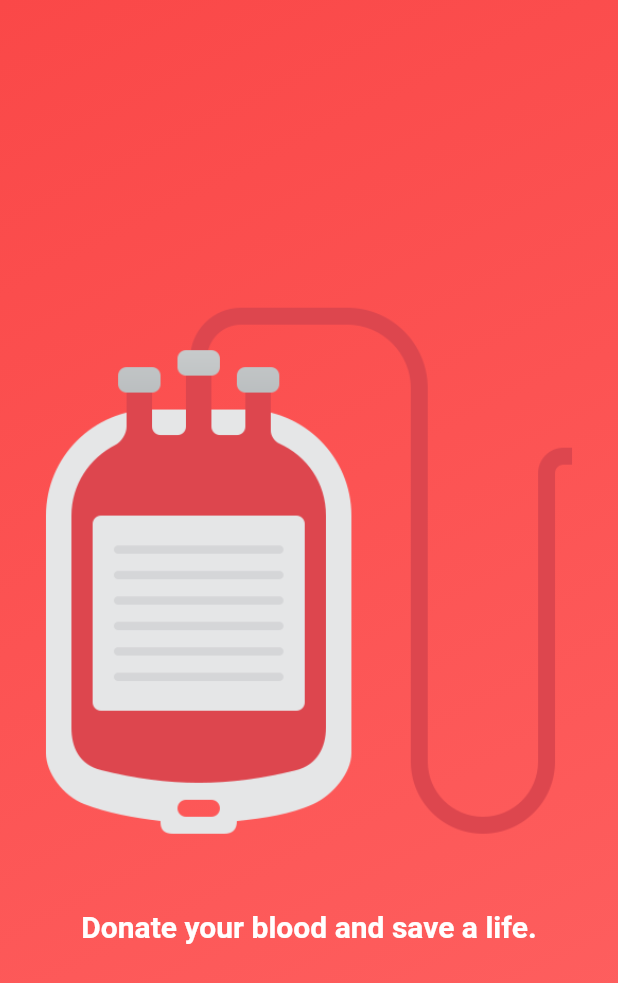
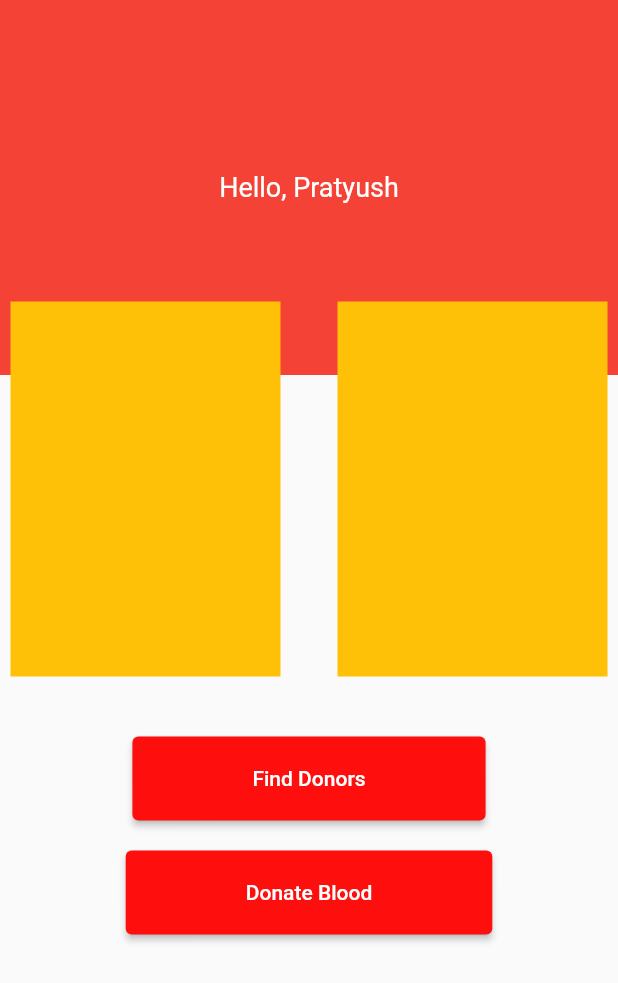
Before and after one commit to PratyushPriyam/Blood_Bank_App, a Flutter app: the screen it shows after launch, on a phone screen of 412 x 824 dp. Shown: the top 983 px of the screen. Run offline on Flutter 3.47's test engine with Material 2 defaults, Android fonts, the phone set to English and light mode, and no system bars.

Commit message:
Done uoto home page.

```diff
--- a/lib/main.dart
+++ b/lib/main.dart
@@ -1,6 +1,8 @@
-import 'package:blood_bank_app/screens/on_boarding_screen1.dart';
-import 'package:blood_bank_app/screens/on_boarding_screen2.dart';
-import 'package:blood_bank_app/screens/on_boarding_screen3.dart';
+import 'package:blood_bank_app/screens/home_page.dart';
+import 'package:blood_bank_app/screens/on_boarding_screen.dart';
+import 'package:blood_bank_app/screens/otp_page.dart';
+import 'package:blood_bank_app/screens/otp_verification.dart';
+import 'package:blood_bank_app/screens/sign_up.dart';
 import 'package:blood_bank_app/screens/splash_screen.dart';
 import 'package:flutter/material.dart';
 
@@ -15,7 +17,7 @@ class MyApp extends StatelessWidget {
   Widget build(BuildContext context) {
     return MaterialApp(
       debugShowCheckedModeBanner: false,
-      home: onBoardingScreen3(),
+      home: HomePage(),
     );
   }
 }
--- /dev/null
+++ b/lib/screens/home_page.dart
@@ -0,0 +1,92 @@
+import 'package:flutter/material.dart';
+
+class HomePage extends StatelessWidget {
+  const HomePage({super.key});
+
+  @override
+  Widget build(BuildContext context) {
+    return SafeArea(
+      child: Scaffold(
+        body: Stack(children: [
+          Column(
+            children: [
+              Container(
+                color: Colors.red,
+                height: 250,
+                width: double.infinity,
+                child: Center(
+                  child: Text(
+                    "Hello, Pratyush",
+                    style: TextStyle(
+                      color: Colors.white,
+                      fontSize: 18,
+                    ),
+                  ),
+                ),
+              ),
+              Container(
+                color: Colors.white,
+              )
+            ],
+          ),
+          Center(
+            child: Column(
+              mainAxisAlignment: MainAxisAlignment.center,
+              children: [
+                Row(
+                  mainAxisAlignment: MainAxisAlignment.spaceAround,
+                  children: [
+                    Container(
+                      color: Colors.amber,
+                      height: 250,
+                      width: 180,
+                    ),
+                    SizedBox(
+                      width: 10,
+                    ),
+                    Container(
+                      color: Colors.amber,
+                      height: 250,
+                      width: 180,
+                    ),
+                  ],
+                ),
+                SizedBox(
+                  height: 40,
+                ),
+                Column(
+                  children: [
+                    ElevatedButton(
+                      onPressed: () {},
+                      child: Text("Find Donors"),
+                      style: ButtonStyle(
+                          padding: MaterialStateProperty.all(
+                              EdgeInsets.symmetric(
+                                  horizontal: 80, vertical: 20)),
+                          backgroundColor: MaterialStateProperty.all(
+                            const Color.fromRGBO(255, 14, 14, 1),
+                          )),
+                    ),
+                    SizedBox(
+                      height: 20,
+                    ),
+                    ElevatedButton(
+                        onPressed: () {},
+                        child: Text("Donate Blood"),
+                        style: ButtonStyle(
+                            padding: MaterialStateProperty.all(
+                                EdgeInsets.symmetric(
+                                    horizontal: 80, vertical: 20)),
+                            backgroundColor: MaterialStateProperty.all(
+                              const Color.fromRGBO(255, 14, 14, 1),
+                            ))),
+                  ],
+                )
+              ],
+            ),
+          ),
+        ]),
+      ),
+    );
+  }
+}
--- a/lib/screens/on_boarding_screen3.dart
+++ /dev/null
@@ -1,42 +0,0 @@
-import 'package:flutter/material.dart';
-
-class onBoardingScreen3 extends StatelessWidget {
-  const onBoardingScreen3({super.key});
-
-  @override
-  Widget build(BuildContext context) {
-    return Scaffold(
-      body: SafeArea(
-        child: Center(
-          child: Container(
-            decoration: BoxDecoration(
-                gradient: LinearGradient(colors: [
-              Color.fromRGBO(250, 72, 72, 1),
-              Color.fromRGBO(255, 69, 69, 0.84),
-            ], begin: Alignment.topLeft, end: Alignment.bottomRight)),
-            child:
-                Column(mainAxisAlignment: MainAxisAlignment.center, children: [
-              Container(
-                child: Image.asset("assets/blood_bank_image3.png"),
-                margin: EdgeInsets.all(25),
-              ),
-              Container(
-                padding: EdgeInsets.all(20),
-                child: Text(
-                  "Donate your blood and save a life.",
-                  style: TextStyle(
-                    color: Colors.white,
-                    fontSize: 20,
-                    fontWeight: FontWeight.bold,
-                  ),
-                  textAlign: TextAlign.center,
-                ),
-              )
-            ]),
-          ),
-        ),
-      ),
-    );
-    ;
-  }
-}
```
Also changed, not shown: lib/screens/on_boarding_screen.dart (added, +38 -0 lines), lib/screens/on_boarding_screen1.dart (deleted, +0 -41 lines), lib/screens/on_boarding_screen2.dart (deleted, +0 -41 lines), lib/screens/otp_page.dart (added, +72 -0 lines), lib/screens/otp_verification.dart (added, +121 -0 lines), lib/screens/sign_up.dart (added, +45 -0 lines), lib/screens/splash_screen.dart (+12 -0 lines), lib/util/boardingScreenTemplate.dart (added, +42 -0 lines), lib/util/sign_up_format_template.dart (added, +36 -0 lines).
